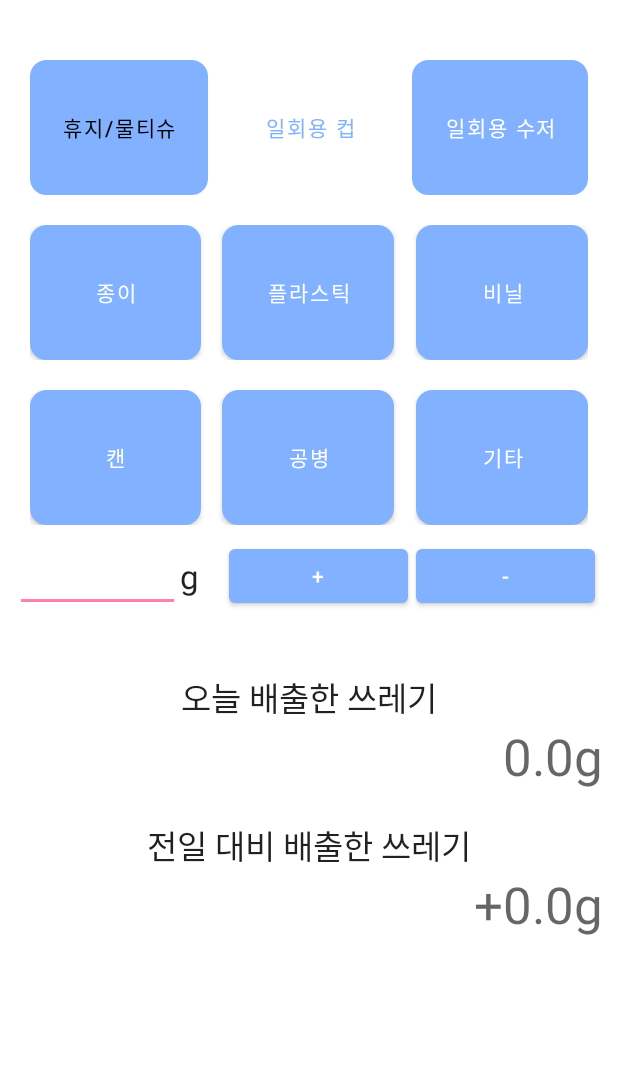
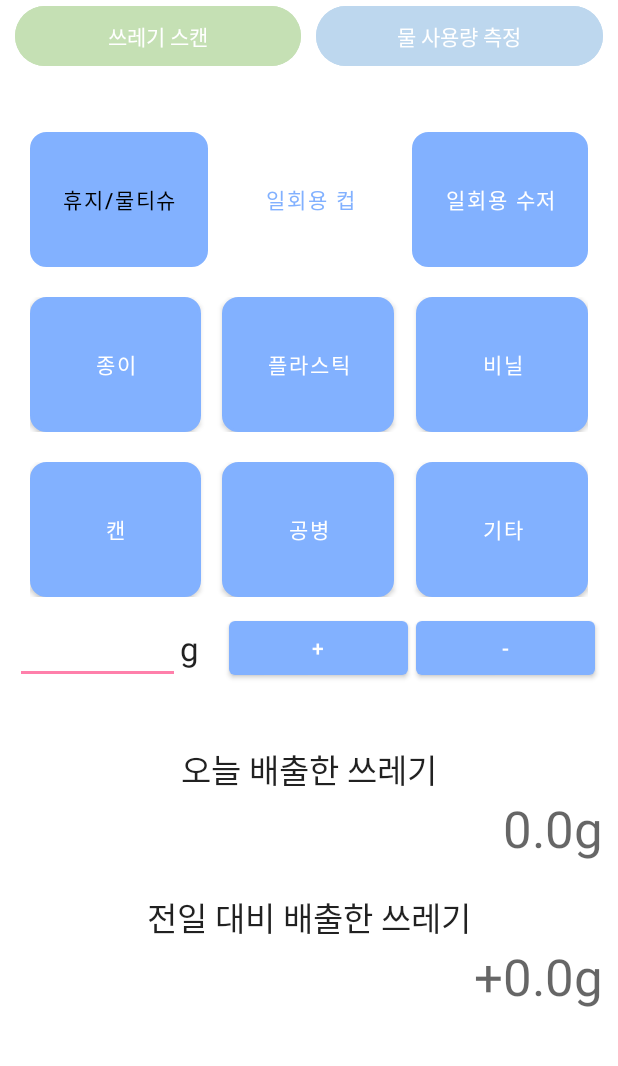
Before and after one commit to jihoi-kang/on-eco, an Android app: the WriteTrash screen opened directly, with no data from a screen before it, on a phone screen of 412 x 824 dp, the part 137-1203 px from its top. Run offline under Robolectric (Android 15) with nearby library versions, the phone set to English and light mode, and no system bars.

Commit message:
쓰레기, 물 공통 상단 UI

```diff
--- a/app/src/main/res/layout/activity_write_trash.xml
+++ b/app/src/main/res/layout/activity_write_trash.xml
@@ -3,10 +3,19 @@
     xmlns:app="http://schemas.android.com/apk/res-auto"
     xmlns:tools="http://schemas.android.com/tools"
     android:layout_width="match_parent"
-    android:layout_height="match_parent"
+    android:layout_height="wrap_content"
     android:layout_margin="10dp"
     android:orientation="vertical"
     tools:context=".WriteTrash">
+
+    <ScrollView
+        android:layout_width="match_parent"
+        android:layout_height="match_parent">
+
+        <LinearLayout
+            android:layout_width="match_parent"
+            android:layout_height="wrap_content"
+            android:orientation="vertical">
 
             <LinearLayout
                 android:layout_width="match_parent"
@@ -49,6 +58,37 @@
                         tools:ignore="TouchTargetSizeCheck,SpeakableTextPresentCheck" />
                 </LinearLayout>
 
+            </LinearLayout>
+
+            <LinearLayout
+                android:layout_width="match_parent"
+                android:layout_height="wrap_content"
+                android:layout_weight="1"
+                android:orientation="horizontal">
+
+                <Button
+                    android:id="@+id/Btn_scan_trash"
+                    style="@style/Widget.Material3.Button"
+                    android:layout_width="130dp"
+                    android:layout_height="wrap_content"
+                    android:layout_weight="1"
+                    android:backgroundTint="#C5E0B4"
+                    android:text="쓰레기 스캔"
+                    android:textAppearance="@style/TextAppearance.AppCompat.Body1" />
+
+                <Space
+                    android:layout_width="10dp"
+                    android:layout_height="wrap_content" />
+
+                <Button
+                    android:id="@+id/Btn_measure_water_use"
+                    style="@style/Widget.Material3.Button"
+                    android:layout_width="130dp"
+                    android:layout_height="wrap_content"
+                    android:layout_weight="1"
+                    android:backgroundTint="#BDD7EE"
+                    android:text="물 사용량 측정"
+                    android:textAppearance="@style/TextAppearance.AppCompat.Body1" />
             </LinearLayout>
 
             <LinearLayout
@@ -114,10 +154,10 @@
                     </LinearLayout>
 
                     <LinearLayout
-                android:padding="10dp"
                         android:layout_width="match_parent"
                         android:layout_height="wrap_content"
                         android:orientation="horizontal"
+                        android:padding="10dp"
                         android:paddingLeft="10dp"
                         android:paddingTop="10dp"
                         android:paddingEnd="10dp"
@@ -126,10 +166,10 @@
 
                         <Button
                             android:id="@+id/Btn_paper"
-                    android:background="@drawable/custombutton"
                             android:layout_width="wrap_content"
                             android:layout_height="wrap_content"
                             android:layout_weight="1"
+                            android:background="@drawable/custombutton"
                             android:text="@string/paper" />
 
                         <Space
@@ -139,10 +179,10 @@
 
                         <Button
                             android:id="@+id/Btn_plastic"
-                    android:background="@drawable/custombutton"
                             android:layout_width="wrap_content"
                             android:layout_height="wrap_content"
                             android:layout_weight="1"
+                            android:background="@drawable/custombutton"
                             android:text="@string/plastic" />
 
                         <Space
@@ -152,19 +192,19 @@
 
                         <Button
                             android:id="@+id/Btn_plastic_bag"
-                    android:background="@drawable/custombutton"
                             android:layout_width="wrap_content"
                             android:layout_height="wrap_content"
                             android:layout_weight="1"
+                            android:background="@drawable/custombutton"
                             android:text="@string/plastic_bag" />
                     </LinearLayout>
 
 
                     <LinearLayout
-                android:padding="10dp"
                         android:layout_width="match_parent"
                         android:layout_height="wrap_content"
                         android:orientation="horizontal"
+                        android:padding="10dp"
                         android:paddingLeft="10dp"
                         android:paddingTop="10dp"
                         android:paddingEnd="10dp"
@@ -173,10 +213,10 @@
 
                         <Button
                             android:id="@+id/Btn_can"
-                    android:background="@drawable/custombutton"
                             android:layout_width="wrap_content"
                             android:layout_height="wrap_content"
                             android:layout_weight="1"
+                            android:background="@drawable/custombutton"
                             android:text="@string/can" />
 
                         <Space
@@ -186,10 +226,10 @@
 
                         <Button
                             android:id="@+id/Btn_empty_bottle"
-                    android:background="@drawable/custombutton"
                             android:layout_width="wrap_content"
                             android:layout_height="wrap_content"
                             android:layout_weight="1"
+                            android:background="@drawable/custombutton"
                             android:text="@string/empty_bottle" />
 
                         <Space
@@ -307,3 +347,6 @@
             </LinearLayout>
 
         </LinearLayout>
+    </ScrollView>
+
+</LinearLayout>
```
Also changed, not shown: app/src/main/res/layout/activity_write_water.xml (+32 -36 lines). Lines whose indentation alone changed are shown as unchanged.
